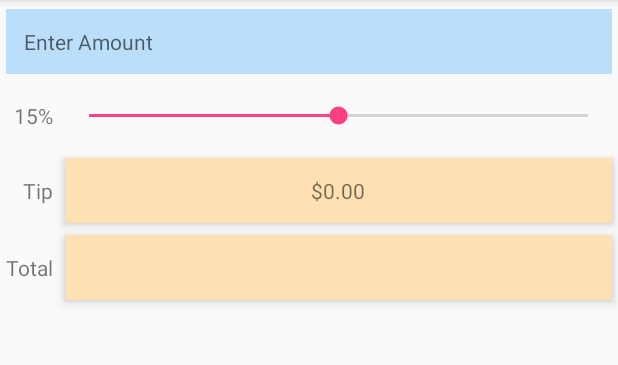
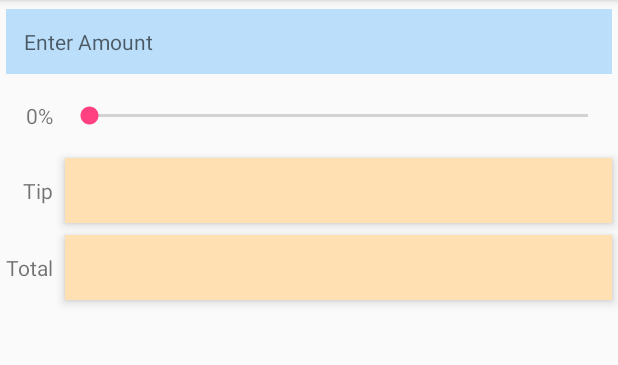
Before and after one commit to Vitaliy336/TipCalculaor, an Android app: the screen it shows after launch (MainActivity), on a phone screen of 412 x 824 dp, the part 84-449 px from its top. Run offline under Robolectric (Android 15) with nearby library versions, the phone set to English and light mode, and no system bars.

```diff
--- a/app/src/main/java/com/example/vitaliy/tipcalculaor/MainActivity.java
+++ b/app/src/main/java/com/example/vitaliy/tipcalculaor/MainActivity.java
@@ -2,6 +2,8 @@ package com.example.vitaliy.tipcalculaor;
 
 import android.support.v7.app.AppCompatActivity;
 import android.os.Bundle;
+import android.text.Editable;
+import android.text.TextWatcher;
 import android.widget.EditText;
 import android.widget.SeekBar;
 import android.widget.TextView;
@@ -13,7 +15,7 @@ public class MainActivity extends AppCompatActivity {
     private static final NumberFormat percentFormat = NumberFormat.getPercentInstance();
 
     private double billAmount = 0.0;
-    private double percent = 0.15;
+    private double percent = 0.00;
     private TextView amountTextView;
     private TextView percentTextView;
     private TextView tipTextView;
@@ -24,12 +26,10 @@ public class MainActivity extends AppCompatActivity {
         super.onCreate(savedInstanceState);
         setContentView(R.layout.activity_main);
 
-        amountTextView = (TextView)findViewById(R.id.amountEditText);
+        amountTextView = (TextView) findViewById(R.id.amountTextView);
         percentTextView = (TextView)findViewById(R.id.percentTextView);
         tipTextView = (TextView)findViewById(R.id.tipTextView);
         totalTextView = (TextView)findViewById(R.id.totalTextView);
-        tipTextView.setText(currentFormat.format(0));
-        tipTextView.setText(currentFormat.format(0));
 
         EditText amountEditText = (EditText)findViewById(R.id.amountEditText);
         amountEditText.addTextChangedListener(amountEditTextWatcher);
@@ -37,4 +37,51 @@ public class MainActivity extends AppCompatActivity {
         SeekBar percentSeekBar = (SeekBar)findViewById(R.id.percentSeekBar);
         percentSeekBar.setOnSeekBarChangeListener(seekBarListener);
     }
+    private void calculate(){
+        percentTextView.setText(percentFormat.format(percent));
+
+        double tip = billAmount * percent;
+        double total = billAmount + tip;
+
+        tipTextView.setText(currentFormat.format(tip));
+        totalTextView.setText(currentFormat.format(total));
+    }
+    private final SeekBar.OnSeekBarChangeListener seekBarListener = new SeekBar.OnSeekBarChangeListener() {
+        @Override
+        public void onProgressChanged(SeekBar seekBar, int progress, boolean fromUser) {
+            percent = progress / 100.0;
+            calculate();
+        }
+
+        @Override
+        public void onStartTrackingTouch(SeekBar seekBar) {
+
+        }
+
+        @Override
+        public void onStopTrackingTouch(SeekBar seekBar) {
+
+        }
+    };
+    private final TextWatcher amountEditTextWatcher = new TextWatcher() {
+        @Override
+        public void beforeTextChanged(CharSequence s, int start, int count, int after) {
+        }
+
+        @Override
+        public void onTextChanged(CharSequence s, int start, int before, int count) {
+            try{
+                billAmount = Double.parseDouble(s.toString()) / 100.0;
+                amountTextView.setText(currentFormat.format(billAmount));
+            }
+            catch (NumberFormatException e){
+                amountTextView.setText("");
+                billAmount = 0.0;
+            }
+        }
+
+        @Override
+        public void afterTextChanged(Editable s) {
+        }
+    };
 }
--- a/app/src/main/res/layout/activity_main.xml
+++ b/app/src/main/res/layout/activity_main.xml
@@ -8,7 +8,8 @@
     android:columnCount="2"
     android:elevation="@dimen/elevation"
     android:useDefaultMargins="true"
-    tools:context="com.example.vitaliy.tipcalculaor.MainActivity">
+    tools:context="com.example.vitaliy.tipcalculaor.MainActivity"
+    tools:ignore="RtlHardcoded">
 
     <EditText
         android:id="@+id/amountEditText"
@@ -16,10 +17,12 @@
         android:layout_height="wrap_content"
         android:layout_column="0"
         android:layout_columnSpan="2"
+        android:layout_gravity="fill_horizontal"
         android:digits="0123456789"
         android:ems="10"
         android:inputType="number"
-        android:maxLength="6" />
+        android:maxLength="6"
+        tools:ignore="LabelFor" />
 
     <TextView
         android:id="@+id/amountTextView"
@@ -47,7 +50,7 @@
         android:layout_height="40dp"
         android:layout_gravity="fill_horizontal"
         android:max="30"
-        android:progress="15" />
+        android:progress="0" />
 
     <TextView
         android:id="@+id/tipLableTextView"
--- a/app/src/main/res/values/strings.xml
+++ b/app/src/main/res/values/strings.xml
@@ -1,7 +1,7 @@
 <resources>
     <string name="app_name">TipCalculaor</string>
     <string name="enter_amount">Enter Amount</string>
-    <string name="tip_percentage">15%</string>
+    <string name="tip_percentage">0%</string>
     <string name="tip">Tip</string>
     <string name="total">Total</string>
 </resources>
--- a/build.gradle
+++ b/build.gradle
@@ -5,7 +5,7 @@ buildscript {
         jcenter()
     }
     dependencies {
-        classpath 'com.android.tools.build:gradle:2.3.1'
+        classpath 'com.android.tools.build:gradle:2.3.3'
 
         // NOTE: Do not place your application dependencies here; they belong
         // in the individual module build.gradle files
```
